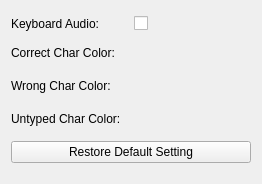
PikachuHy/Oak-Pokemon-Research-Lab, file Projects/Krabby/src/settingdialog.ui: the form before one commit.
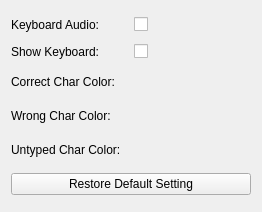
The form after the commit. Custom widgets are drawn as their Qt base class.

Commit message: [Krabby] support show/hide keyboard

```diff
--- a/Projects/Krabby/src/settingdialog.ui
+++ b/Projects/Krabby/src/settingdialog.ui
@@ -7,20 +7,17 @@
     <x>0</x>
     <y>0</y>
     <width>262</width>
-    <height>184</height>
+    <height>212</height>
    </rect>
   </property>
   <property name="windowTitle">
    <string>Setting</string>
   </property>
   <layout class="QGridLayout" name="gridLayout">
-   <item row="1" column="1">
-    <widget class="ColorButton" name="pushButtonCorrectCharColor">
+   <item row="0" column="0">
+    <widget class="QLabel" name="label">
      <property name="text">
-      <string/>
-     </property>
-     <property name="flat">
-      <bool>true</bool>
+      <string>Keyboard Audio:</string>
      </property>
     </widget>
    </item>
@@ -32,38 +29,45 @@
     </widget>
    </item>
    <item row="1" column="0">
+    <widget class="QLabel" name="label_4">
+     <property name="text">
+      <string>Show Keyboard:</string>
+     </property>
+    </widget>
+   </item>
+   <item row="1" column="1">
+    <widget class="QCheckBox" name="checkBoxShowKeyboard">
+     <property name="text">
+      <string/>
+     </property>
+    </widget>
+   </item>
+   <item row="2" column="0">
     <widget class="QLabel" name="label_2">
      <property name="text">
       <string>Correct Char Color:</string>
      </property>
     </widget>
    </item>
-   <item row="2" column="0">
+   <item row="2" column="1">
+    <widget class="ColorButton" name="pushButtonCorrectCharColor">
+     <property name="text">
+      <string/>
+     </property>
+     <property name="flat">
+      <bool>true</bool>
+     </property>
+    </widget>
+   </item>
+   <item row="3" column="0">
     <widget class="QLabel" name="label_3">
      <property name="text">
       <string>Wrong Char Color:</string>
      </property>
     </widget>
    </item>
-   <item row="2" column="1">
-    <widget class="ColorButton" name="pushButtonWrongCharColor">
-     <property name="text">
-      <string/>
-     </property>
-     <property name="flat">
-      <bool>true</bool>
-     </property>
-    </widget>
-   </item>
-   <item row="0" column="0">
-    <widget class="QLabel" name="label">
-     <property name="text">
-      <string>Keyboard Audio:</string>
-     </property>
-    </widget>
-   </item>
    <item row="3" column="1">
-    <widget class="ColorButton" name="pushButtonUntypedCharColor">
+    <widget class="ColorButton" name="pushButtonWrongCharColor">
      <property name="text">
       <string/>
      </property>
@@ -72,14 +76,24 @@
      </property>
     </widget>
    </item>
-   <item row="3" column="0">
+   <item row="4" column="0">
     <widget class="QLabel" name="labelUntypedCharColor">
      <property name="text">
       <string>Untyped Char Color:</string>
      </property>
     </widget>
    </item>
-   <item row="4" column="0" colspan="2">
+   <item row="4" column="1">
+    <widget class="ColorButton" name="pushButtonUntypedCharColor">
+     <property name="text">
+      <string/>
+     </property>
+     <property name="flat">
+      <bool>true</bool>
+     </property>
+    </widget>
+   </item>
+   <item row="5" column="0" colspan="2">
     <widget class="QPushButton" name="pushButtonRestoreDefaultSetting">
      <property name="text">
       <string>Restore Default Setting</string>
```
The commit also changes 6 other files.
